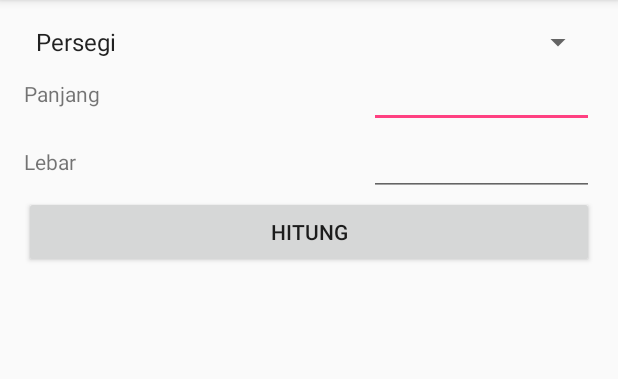
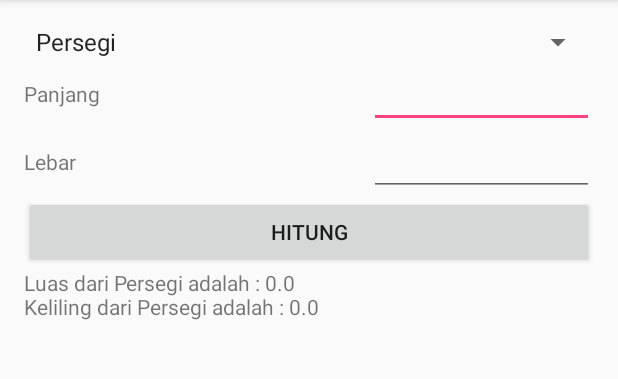
Before and after one commit to IHilmi/Latihan_PM, an Android app: the screen it shows after launch (MainActivity), after a tap on "HITUNG", on a phone screen of 412 x 824 dp, the part 84-463 px from its top. Run offline under Robolectric (Android 15) with nearby library versions, the phone set to English and light mode, and no system bars; 3 statements that could not run were skipped.

```diff
--- a/GeometryCalculator/app/src/main/java/ihilmi/geometrycalculator/MainActivity.java
+++ b/GeometryCalculator/app/src/main/java/ihilmi/geometrycalculator/MainActivity.java
@@ -5,7 +5,9 @@ import android.os.Bundle;
 import android.view.View;
 import android.widget.AdapterView;
 import android.widget.ArrayAdapter;
+import android.widget.EditText;
 import android.widget.Spinner;
+import android.widget.TextView;
 
 public class MainActivity extends AppCompatActivity implements AdapterView.OnItemSelectedListener {
 
@@ -18,15 +20,64 @@ public class MainActivity extends AppCompatActivity implements AdapterView.OnIte
                 R.array.geo_operator, android.R.layout.simple_spinner_item);
         adapter.setDropDownViewResource(android.R.layout.simple_spinner_dropdown_item);
         spinner.setAdapter(adapter);
+        spinner.setOnItemSelectedListener(this);
+    }
+    public void calculate(View view){
+        EditText input1 = (EditText) findViewById(R.id.input1);
+        EditText input2 = (EditText) findViewById(R.id.input2);
+        Spinner spinner = (Spinner) findViewById(R.id.geometry);
+        double inp1 = 0 , inp2 = 0;
+
+        String operator = spinner.getSelectedItem().toString();
+        String hasil = "";
+        double inp1 = Double.parseDouble(input1.getText().toString());
+        double inp2 = Double.parseDouble(input2.getText().toString());
+
+        if(input2.isEnabled()){
+            inp2 = Double.parseDouble(input2.getText().toString())
+        }
+
+        if(operator.equalsIgnoreCase("Lingkaran")){
+            hasil = "Luas dari Lingkaran adalah : " +(Math.PI*(inp1*inp2))+"\n";
+            hasil += "Keliling dari Lingkaran adalah : " +(Math.PI*(2*inp1))+"\n";
+        }else if (operator.equalsIgnoreCase("SegiTiga")){
+            hasil = "Luas dari SegiTiga adalah : " +((inp1*inp2)*0.5)+"\n";
+            double hyp = Math.sqrt((inp1*inp1)+(inp2*inp2));
+            hasil += "Keliling dari SegiTiga adalah : " +(inp1+inp2+hyp);
+        }else {
+            hasil = "Luas dari Persegi adalah : " +(inp1*inp2)+"\n";
+            hasil += "Keliling dari Persegi adalah : " +((2*inp1)+(2*inp2));
+        }
+        TextView result = (TextView) findViewById(R.id.result);
+        result.setText(hasil);
     }
 
     @Override
     public void onItemSelected(AdapterView<?> parent, View view, int position, long id) {
+        TextView text1 = (TextView) findViewById(R.id.txt1);
+        TextView text2 = (TextView) findViewById(R.id.txt2);
+        EditText input2 = (EditText) findViewById(R.id.input2);
 
+        String operator = parent.getItemAtPosition(position).toString();
+        if(operator.equalsIgnoreCase("Lingkaran")){
+            text1.setText("Jari-Jari");
+            input2.setEnabled(false);
+            text2.setText("");
+        }else if (operator.equalsIgnoreCase("SegiTiga")){
+            text1.setText("Alas");
+            text2.setText("Tinggi");
+            input2.setEnabled(true);
+        }else{
+            text1.setText("Panjang");
+            text2.setText("Lebar");
+            input2.setEnabled(true);
+        }
     }
+
 
     @Override
     public void onNothingSelected(AdapterView<?> parent) {
 
+
     }
 }
--- a/GeometryCalculator/app/src/main/res/layout/activity_main.xml
+++ b/GeometryCalculator/app/src/main/res/layout/activity_main.xml
@@ -19,7 +19,8 @@
         android:layout_below="@id/geometry"
         android:layout_alignParentRight="true"
         android:layout_width="150dp"
-        android:layout_height="wrap_content" />
+        android:layout_height="wrap_content"
+        android:inputType="numberDecimal"/>
     <TextView
         android:id="@+id/txt1"
         android:layout_below="@id/geometry"
@@ -35,7 +36,8 @@
         android:layout_below="@id/input1"
         android:layout_alignParentRight="true"
         android:layout_width="150dp"
-        android:layout_height="wrap_content" />
+        android:layout_height="wrap_content"
+        android:inputType="numberDecimal"/>
     <TextView
         android:id="@+id/txt2"
         android:layout_below="@id/input1"
@@ -55,6 +57,7 @@
         android:onClick="calculate" />
     <TextView
         android:id="@+id/result"
+        android:layout_below="@+id/btn_calc"
         android:layout_width="match_parent"
         android:layout_height="wrap_content" />
 </RelativeLayout>
```
